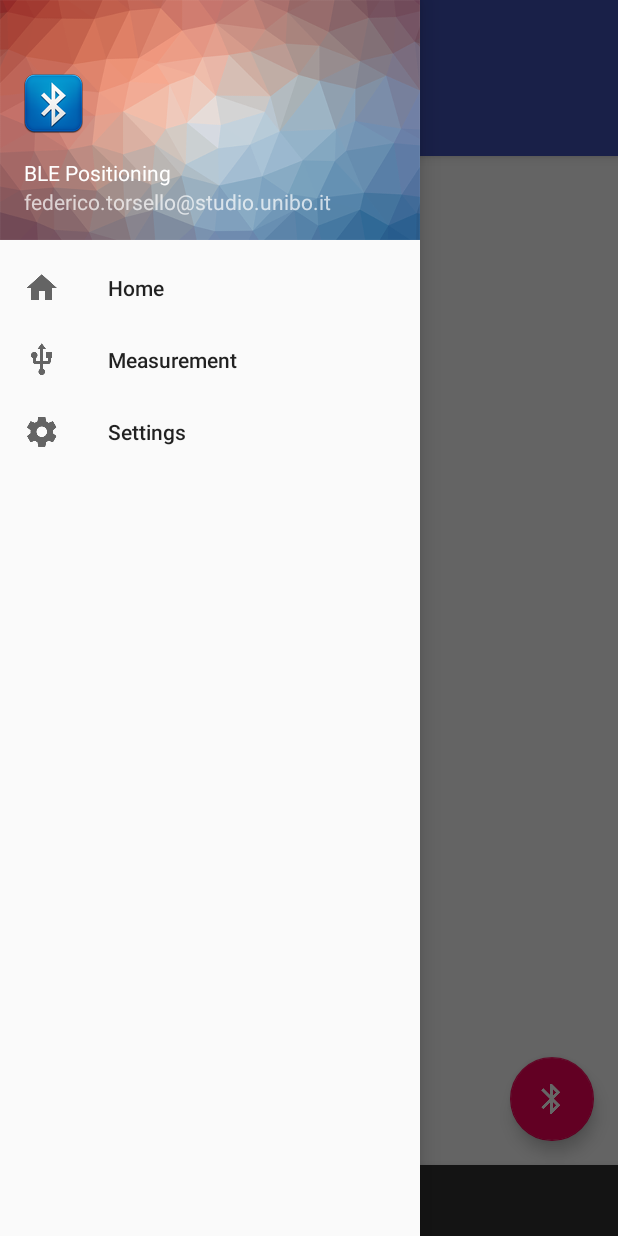
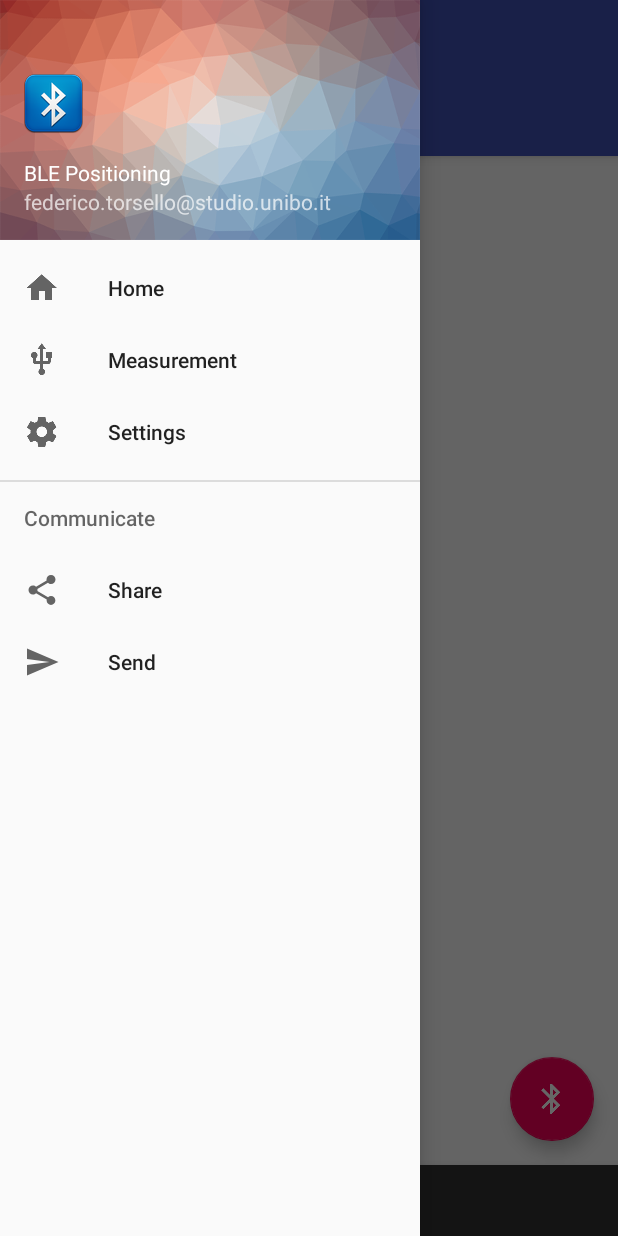
Before and after one commit to FedericoTorsello/BluetoothPositioning, an Android app: the fragment ViewPagerFragment placed in its activity, with the side drawer open, on a phone screen of 412 x 824 dp. Run offline under Robolectric (Android 15) with nearby library versions, the light colour scheme and no system bars; libraries missing offline, so code that uses them is left out: org.altbeacon.beacon; 21 statements that could not run were skipped.

Commit message:
safe chart

```diff
--- a/app/src/main/java/it/unibo/torsello/bluetoothpositioning/activities/ApplicationActivity.java
+++ b/app/src/main/java/it/unibo/torsello/bluetoothpositioning/activities/ApplicationActivity.java
@@ -68,10 +68,6 @@ public class ApplicationActivity extends MainActivity implements BeaconConsumer
 
         initializeBeaconManager();
 
-        // Save battery whenever the application is not visible.
-        // This reduces bluetooth power usage by about 60%
-        backgroundPowerSaver = new BackgroundPowerSaver(this);
-
         floatingActionButtonAction();
     }
 
@@ -82,6 +78,10 @@ public class ApplicationActivity extends MainActivity implements BeaconConsumer
     private void initializeBeaconManager() {
         beaconManager = BeaconManager.getInstanceForApplication(this);
         beaconManager.bind(this);
+
+        // Save battery whenever the application is not visible.
+        // This reduces bluetooth power usage by about 60%
+        backgroundPowerSaver = new BackgroundPowerSaver(this);
 
         Log.i("AltBeacon filter used:", BeaconManager.getRssiFilterImplClass().getSimpleName());
 
@@ -185,6 +185,9 @@ public class ApplicationActivity extends MainActivity implements BeaconConsumer
                     }
                 }
 
+                new Thread(new Runnable() {
+                    @Override
+                    public void run() {
                         runOnUiThread(new Runnable() {
 
                             @Override
@@ -194,6 +197,8 @@ public class ApplicationActivity extends MainActivity implements BeaconConsumer
                                 }
                             }
                         });
+                    }
+                }).start();
             }
         });
     }
@@ -260,6 +265,7 @@ public class ApplicationActivity extends MainActivity implements BeaconConsumer
         } else if (fragment instanceof DeviceDetailFragment) {
             onAddDevicesListener = (OnAddDevicesListener) fragment;
         }
+
     }
 
     @Override
--- a/app/src/main/java/it/unibo/torsello/bluetoothpositioning/activities/MainActivity.java
+++ b/app/src/main/java/it/unibo/torsello/bluetoothpositioning/activities/MainActivity.java
@@ -10,7 +10,6 @@ import android.support.annotation.NonNull;
 import android.support.design.widget.FloatingActionButton;
 import android.support.design.widget.NavigationView;
 import android.support.design.widget.Snackbar;
-import android.support.design.widget.TabLayout;
 import android.support.v4.app.Fragment;
 import android.support.v4.view.GravityCompat;
 import android.support.v4.widget.DrawerLayout;
@@ -21,15 +20,13 @@ import android.support.v7.widget.Toolbar;
 import android.util.Log;
 import android.view.Menu;
 import android.view.MenuItem;
-import android.view.View;
 
 import java.util.ArrayList;
 import java.util.List;
 
 import it.unibo.torsello.bluetoothpositioning.R;
-import it.unibo.torsello.bluetoothpositioning.examplesCamera.CamTestFragment;
 import it.unibo.torsello.bluetoothpositioning.fragment.DeviceFragment;
-import it.unibo.torsello.bluetoothpositioning.fragment.MainViewFragment;
+import it.unibo.torsello.bluetoothpositioning.fragment.ViewPagerFragment;
 import it.unibo.torsello.bluetoothpositioning.fragment.SettingsFragment;
 import it.unibo.torsello.bluetoothpositioning.fragment.UsbMeasurementFragment;
 
@@ -60,13 +57,11 @@ public class MainActivity extends AppCompatActivity
         drawer.addDrawerListener(toggle);
         toggle.syncState();
 
-        NavigationView navigationView = (NavigationView) findViewById(R.id.nav_view);
-        navigationView.setNavigationItemSelectedListener(this);
+        ((NavigationView) findViewById(R.id.nav_view)).setNavigationItemSelectedListener(this);
 
-        NavigationView navigationView2 = (NavigationView) findViewById(R.id.nav_view2);
-        navigationView2.setNavigationItemSelectedListener(this);
+        ((NavigationView) findViewById(R.id.nav_view2)).setNavigationItemSelectedListener(this);
 
-        replaceFragment(DeviceFragment.newInstance("Scan Device"));
+        replaceFragment(DeviceFragment.newInstance());
 
         checkAndroidMPermission();
     }
@@ -74,7 +69,6 @@ public class MainActivity extends AppCompatActivity
     @Override
     public void onBackPressed() {
         DrawerLayout drawer = (DrawerLayout) findViewById(R.id.drawer_layout);
-        assert drawer != null;
         if (drawer.isDrawerOpen(GravityCompat.START)) {
             drawer.closeDrawer(GravityCompat.START);
         } else if (drawer.isDrawerOpen(GravityCompat.END)) {
@@ -111,14 +105,15 @@ public class MainActivity extends AppCompatActivity
     @Override
     public boolean onNavigationItemSelected(MenuItem item) {
 
+        DrawerLayout drawer = (DrawerLayout) findViewById(R.id.drawer_layout);
+
         Fragment fragment = null;
         // Handle navigation view item clicks here.
         switch (item.getItemId()) {
             case R.id.nav_home:
-                fragment = DeviceFragment.newInstance("Scan Device");
+                fragment = DeviceFragment.newInstance();
                 break;
             case R.id.nav_settings:
-                DrawerLayout drawer = (DrawerLayout) findViewById(R.id.drawer_layout);
                 drawer.openDrawer(GravityCompat.END);
                 break;
             case R.id.nav_measurement:
@@ -127,13 +122,13 @@ public class MainActivity extends AppCompatActivity
 //            case R.id.nav_share:
 //                fragment = CamTestFragment.newInstance();
 //                break;
-//            case R.id.nav_send:
-//                break;
+            case R.id.nav_send:
+                fragment = ViewPagerFragment.newInstance(getFragments());
+                break;
         }
 
         replaceFragment(fragment);
 
-        DrawerLayout drawer = (DrawerLayout) findViewById(R.id.drawer_layout);
         if (drawer.isDrawerOpen(GravityCompat.START)) {
             drawer.closeDrawer(GravityCompat.START);
         }
@@ -141,24 +136,22 @@ public class MainActivity extends AppCompatActivity
         return true;
     }
 
-//    private List<Fragment> getFragments() {
-//        List<Fragment> fList = new ArrayList<>();
-//        fList.add(DeviceFragment.newInstance("Scan Device"));
-//        fList.add(SettingsFragment.newInstance("Settings"));
-//
-////        fList.add(CompassFragment.newInstance("Compass1"));
-////        fList.add(CompassMagnoFragment.newInstance("Compass2"));
-////        fList.add(CountPassFragment.newInstance("CountPass"));
-//
-//        return fList;
-//    }
+    private List<Fragment> getFragments() {
+        List<Fragment> fList = new ArrayList<>();
+        fList.add(DeviceFragment.newInstance());
+        fList.add(SettingsFragment.newInstance());
+
+//        fList.add(CompassFragment.newInstance("Compass1"));
+//        fList.add(CompassMagnoFragment.newInstance("Compass2"));
+//        fList.add(CountPassFragment.newInstance("CountPass"));
+
+        return fList;
+    }
 
     private void replaceFragment(Fragment fragment) {
 
         if (fragment != null) {
-            Fragment currentFrag = getSupportFragmentManager()
-                    .findFragmentById(R.id.contentMainLayout);
-
+            Fragment currentFrag = getSupportFragmentManager().findFragmentById(R.id.contentMainLayout);
 
             if (currentFrag == null || !(currentFrag.getClass().equals(fragment.getClass()))) {
 
@@ -173,16 +166,8 @@ public class MainActivity extends AppCompatActivity
                             .replace(R.id.contentMainLayout, fragment)
                             .commit();
                 }
-
-                TabLayout tabLayout = (TabLayout) findViewById(R.id.sliding_tabs);
-                if (fragment instanceof MainViewFragment) {
-                    tabLayout.setVisibility(View.VISIBLE);
-                } else {
-                    tabLayout.setVisibility(View.GONE);
-                }
             }
         }
-
     }
 
     @Override
--- a/app/src/main/java/it/unibo/torsello/bluetoothpositioning/fragment/SettingsFragment.java
+++ b/app/src/main/java/it/unibo/torsello/bluetoothpositioning/fragment/SettingsFragment.java
@@ -27,10 +27,10 @@ public class SettingsFragment extends Fragment {
     private SharedPreferences preferences;
     private DecimalFormat df;
 
-    public static SettingsFragment newInstance(String message) {
+    public static SettingsFragment newInstance() {
         SettingsFragment fragment = new SettingsFragment();
         Bundle args = new Bundle();
-        args.putString(EXTRA_MESSAGE, message);
+        args.putString(EXTRA_MESSAGE, "Settings");
         fragment.setArguments(args);
         return fragment;
     }
--- a/app/src/main/java/it/unibo/torsello/bluetoothpositioning/fragment/MainViewFragment.java
+++ b/app/src/main/java/it/unibo/torsello/bluetoothpositioning/fragment/ViewPagerFragment.java
@@ -1,6 +1,7 @@
 package it.unibo.torsello.bluetoothpositioning.fragment;
 
 import android.os.Bundle;
+import android.support.annotation.Nullable;
 import android.support.design.widget.TabLayout;
 import android.support.v4.app.Fragment;
 import android.support.v4.view.ViewPager;
@@ -17,13 +18,13 @@ import it.unibo.torsello.bluetoothpositioning.adapter.StatePagerAdapter;
  * Created by Federico Torsello.
  * federico.torsello@studio.unibo.it
  */
-public class MainViewFragment extends Fragment {
+public class ViewPagerFragment extends Fragment {
 
     private static List<Fragment> fragments;
 
-    public static MainViewFragment newInstance(List<Fragment> fragmentList) {
-        MainViewFragment.fragments = fragmentList;
-        return new MainViewFragment();
+    public static ViewPagerFragment newInstance(List<Fragment> fragmentList) {
+        ViewPagerFragment.fragments = fragmentList;
+        return new ViewPagerFragment();
     }
 
     @Override
@@ -41,4 +42,15 @@ public class MainViewFragment extends Fragment {
         return root;
     }
 
+    @Override
+    public void onCreate(@Nullable Bundle savedInstanceState) {
+        super.onCreate(savedInstanceState);
+        getActivity().findViewById(R.id.sliding_tabs).setVisibility(View.VISIBLE);
+    }
+
+    @Override
+    public void onPause() {
+        getActivity().findViewById(R.id.sliding_tabs).setVisibility(View.GONE);
+        super.onPause();
+    }
 }
--- a/app/src/main/res/layout/app_bar_main.xml
+++ b/app/src/main/res/layout/app_bar_main.xml
@@ -22,7 +22,8 @@
         <android.support.design.widget.TabLayout
             android:id="@+id/sliding_tabs"
             android:layout_width="match_parent"
-            android:layout_height="wrap_content" />
+            android:layout_height="wrap_content"
+            android:visibility="gone" />
 
     </android.support.design.widget.AppBarLayout>
 
--- a/app/src/main/res/layout/fragment_viewpager.xml
+++ b/app/src/main/res/layout/fragment_viewpager.xml
@@ -4,4 +4,4 @@
     android:layout_width="match_parent"
     android:layout_height="match_parent"
     android:id="@+id/viewpager"
-    tools:context=".fragment.MainViewFragment" />
+    tools:context=".fragment.ViewPagerFragment" />
--- a/app/src/main/res/menu/activity_main_drawer.xml
+++ b/app/src/main/res/menu/activity_main_drawer.xml
@@ -17,17 +17,17 @@
             android:title="@string/settings" />
     </group>
 
-    <!--<item android:title="@string/communicate">-->
-    <!--<menu>-->
-    <!--<item-->
-    <!--android:id="@+id/nav_share"-->
-    <!--android:icon="@drawable/ic_menu_share"-->
-    <!--android:title="@string/share" />-->
-    <!--<item-->
-    <!--android:id="@+id/nav_send"-->
-    <!--android:icon="@drawable/ic_menu_send"-->
-    <!--android:title="@string/send" />-->
-    <!--</menu>-->
-    <!--</item>-->
+    <item android:title="@string/communicate">
+        <menu>
+            <item
+                android:id="@+id/nav_share"
+                android:icon="@drawable/ic_menu_share"
+                android:title="@string/share" />
+            <item
+                android:id="@+id/nav_send"
+                android:icon="@drawable/ic_menu_send"
+                android:title="@string/send" />
+        </menu>
+    </item>
 
 </menu>
```
Also changed, not shown: app/src/main/java/it/unibo/torsello/bluetoothpositioning/adapter/DeviceCardViewAdapter.java (+2 -8 lines), app/src/main/java/it/unibo/torsello/bluetoothpositioning/fragment/DeviceDetailFragment.java (+39 -14 lines), app/src/main/java/it/unibo/torsello/bluetoothpositioning/fragment/DeviceFragment.java (+4 -11 lines), app/src/main/java/it/unibo/torsello/bluetoothpositioning/fragment/UsbMeasurementFragment.java (+10 -4 lines), app/src/main/java/it/unibo/torsello/bluetoothpositioning/util/ChartUtil.java (+30 -10 lines), app/src/main/res/layout/fragment_device_details.xml (+12 -0 lines), app/src/main/res/values/strings.xml (+7 -0 lines), app/src/main/res/drawable/frozen_beacon_overlay.png (deleted). Lines whose indentation alone changed are shown as unchanged.
